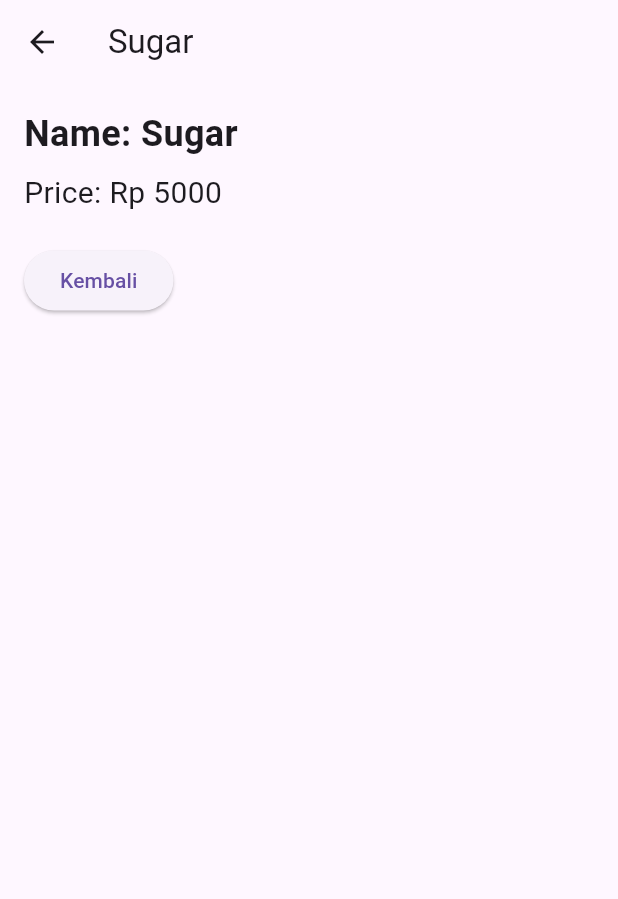
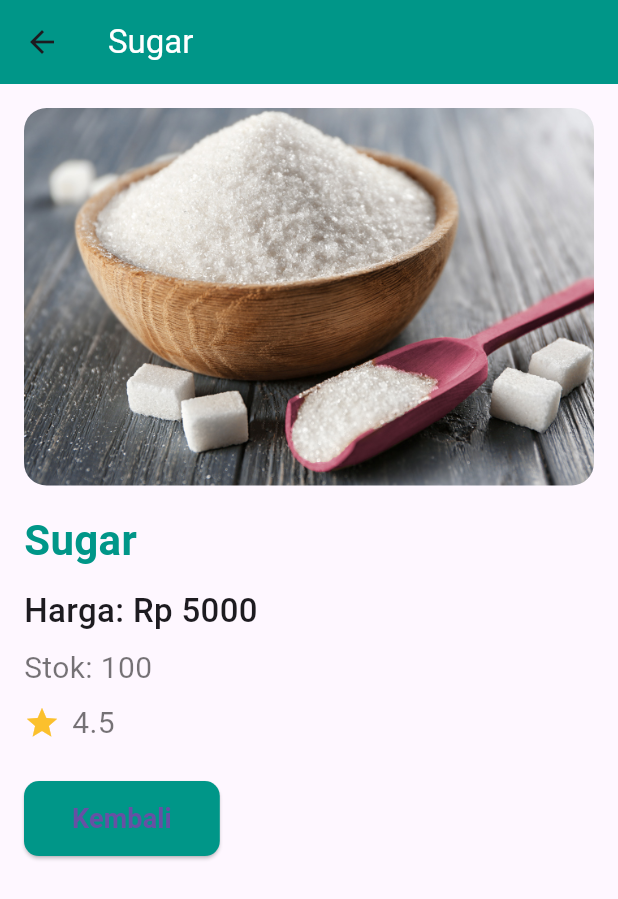
Before and after one commit to ArifPrasojo/Mobile, a Flutter app: the screen it shows after launch, after a tap on "Sugar", on a phone screen of 412 x 824 dp. Shown: the top 899 px of the screen. Run offline on Flutter 3.47's test engine with Material 3 defaults, Android fonts, the light colour scheme and no system bars.

Commit message:
Tugas Praktikum 2 - Praktikum 5 - P6

```diff
--- a/p6_shopping/lib/models/item.dart
+++ b/p6_shopping/lib/models/item.dart
@@ -1,9 +1,19 @@
 class Item {
   final String name;
   final int price;
-  Item({required this.name, required this.price});
+  final String imageUrl;
+  final int stock;
+  final double rating;
+
+  Item({
+    required this.name,
+    required this.price,
+    required this.imageUrl,
+    required this.stock,
+    required this.rating,});
+
   @override
   String toString() {
-    return 'Item(name: $name, price: $price)';
+    return 'Item(name: $name, price: $price, stock: $stock, rating: $rating)';
   }
 }
--- a/p6_shopping/lib/pages/home_page.dart
+++ b/p6_shopping/lib/pages/home_page.dart
@@ -1,47 +1,119 @@
 import 'package:p6_shopping/models/item.dart';
 import 'package:flutter/material.dart';
+
 class HomePage extends StatelessWidget {
   final List<Item> items = [
-    Item(name: 'Sugar', price: 5000),
-    Item(name: 'Salt', price: 2000),
+    Item(name: 'Sugar', price: 5000, imageUrl: 'assets/images/gula.jpg', stock: 100, rating: 4.5),
+    Item(name: 'Salt', price: 2000, imageUrl: 'assets/images/garam.jpg', stock: 50, rating: 4.0),
   ];
+
   @override
   Widget build(BuildContext context) {
     return Scaffold(
       appBar: AppBar(
-        title: const Text('Shopping List'),
+        backgroundColor: Colors.teal, // Mengubah warna AppBar
+        title: const Text('Daftar Barang Belanja', style: TextStyle(color: Colors.white)),
       ),
-      body: Container(
-        margin: const EdgeInsets.all(8),
-        child: ListView.builder(
+      body: Column(
+        children: [
+          Expanded(
+            child: GridView.builder(
               padding: const EdgeInsets.all(8),
+              gridDelegate: const SliverGridDelegateWithFixedCrossAxisCount(
+                crossAxisCount: 2,
+                crossAxisSpacing: 8,
+                mainAxisSpacing: 8,
+                childAspectRatio: 0.75, // Mengubah aspek rasio untuk proporsi lebih tinggi
+              ),
               itemCount: items.length,
               itemBuilder: (context, index) {
                 final item = items[index];
                 return InkWell(
                   onTap: () {
-                Navigator.pushNamed(context, '/item', arguments: item,);
+                    Navigator.pushNamed(
+                      context,
+                      '/item',
+                      arguments: item,
+                    );
                   },
                   child: Card(
-                child: Container(
-                  margin: const EdgeInsets.all(8),
+                    elevation: 4, // Menambahkan bayangan pada kartu
+                    shape: RoundedRectangleBorder(
+                      borderRadius: BorderRadius.circular(15), // Menambahkan sudut melengkung
+                    ),
+                    child: Column(
+                      crossAxisAlignment: CrossAxisAlignment.start, // Align content ke kiri
+                      children: [
+                        Hero(
+                          tag: item.name,
+                          child: ClipRRect(
+                            borderRadius: const BorderRadius.vertical(top: Radius.circular(15)), // Melengkungkan gambar
+                            child: Image.asset(item.imageUrl, fit: BoxFit.cover, height: 120, width: double.infinity),
+                          ),
+                        ),
+                        Padding(
+                          padding: const EdgeInsets.all(8.0),
+                          child: Text(
+                            item.name,
+                            style: const TextStyle(
+                              fontWeight: FontWeight.bold,
+                              fontSize: 16,
+                            ),
+                          ),
+                        ),
+                        Padding(
+                          padding: const EdgeInsets.symmetric(horizontal: 8),
+                          child: Text(
+                            'Rp ${item.price}',
+                            style: const TextStyle(
+                              color: Colors.teal,
+                              fontWeight: FontWeight.bold,
+                              fontSize: 14,
+                            ),
+                          ),
+                        ),
+                        Padding(
+                          padding: const EdgeInsets.symmetric(horizontal: 8, vertical: 4),
+                          child: Text(
+                            'Stok: ${item.stock}',
+                            style: const TextStyle(color: Colors.black54, fontSize: 12),
+                          ),
+                        ),
+                        Padding(
+                          padding: const EdgeInsets.symmetric(horizontal: 8),
                           child: Row(
                             children: [
-                      Expanded(child: Text(item.name)),
-                      Expanded(
-                        child: Text(
-                          'Rp ${item.price}',
-                          textAlign: TextAlign.end,
+                              Icon(Icons.star, color: Colors.yellow[700], size: 16),
+                              const SizedBox(width: 4),
+                              Text(
+                                '${item.rating}',
+                                style: const TextStyle(color: Colors.black54, fontSize: 12),
+                              ),
+                            ],
                           ),
                         ),
                       ],
-                  ),
                     ),
                   ),
                 );
               },
             ),
           ),
+          Container(
+            color: Colors.teal,
+            padding: const EdgeInsets.all(16), // Memperbesar padding
+            child: const Center(
+              child: Text(
+                'Arif Prasojo - NIM: 2241760100',
+                style: TextStyle(
+                  color: Colors.white,
+                  fontWeight: FontWeight.bold, // Membuat teks lebih tebal
+                ),
+              ),
+            ),
+          ),
+        ],
+      ),
     );
   }
 }
--- a/p6_shopping/lib/pages/item_page.dart
+++ b/p6_shopping/lib/pages/item_page.dart
@@ -1,35 +1,69 @@
 import 'package:p6_shopping/models/item.dart';
 import 'package:flutter/material.dart';
+
 class ItemPage extends StatelessWidget {
   @override
   Widget build(BuildContext context) {
-    // Mengambil argumen dari navigasi
     final Item item = ModalRoute.of(context)!.settings.arguments as Item;
     return Scaffold(
       appBar: AppBar(
-        title: Text(item.name),  // Menampilkan nama item di AppBar
+        backgroundColor: Colors.teal, // Mengubah warna AppBar menjadi teal
+        title: Text(item.name, style: const TextStyle(color: Colors.white)),
       ),
       body: Padding(
-        padding: const EdgeInsets.all(16.0),  // Padding untuk konten
+        padding: const EdgeInsets.all(16.0),
         child: Column(
-          crossAxisAlignment: CrossAxisAlignment.start,  // Align ke kiri
+          crossAxisAlignment: CrossAxisAlignment.start,
           children: [
+            Hero(
+              tag: item.name,
+              child: ClipRRect(
+                borderRadius: BorderRadius.circular(15), // Membulatkan gambar
+                child: Image.asset(item.imageUrl, fit: BoxFit.cover, width: double.infinity),
+              ),
+            ),
+            const SizedBox(height: 16),
             Text(
-              'Name: ${item.name}',
-              style: const TextStyle(fontSize: 24, fontWeight: FontWeight.bold),
+              item.name,
+              style: const TextStyle(fontSize: 28, fontWeight: FontWeight.bold, color: Colors.teal),
             ),
-            const SizedBox(height: 8),  // Spacer antara teks
+            const SizedBox(height: 12),
             Text(
-              'Price: Rp ${item.price}',
-              style: const TextStyle(fontSize: 20),
+              'Harga: Rp ${item.price}',
+              style: const TextStyle(fontSize: 22, fontWeight: FontWeight.w500),
             ),
-            const SizedBox(height: 20),  // Spacer tambahan
+            const SizedBox(height: 8),
+            Text(
+              'Stok: ${item.stock}',
+              style: const TextStyle(fontSize: 20, fontWeight: FontWeight.w400, color: Colors.black54),
+            ),
+            const SizedBox(height: 8),
+            Row(
+              children: [
+                Icon(Icons.star, color: Colors.yellow[700], size: 24),
+                const SizedBox(width: 8),
+                Text(
+                  '${item.rating}',
+                  style: const TextStyle(fontSize: 20, color: Colors.black54),
+                ),
+              ],
+            ),
+            const SizedBox(height: 24),
             ElevatedButton(
+              style: ElevatedButton.styleFrom(
+                backgroundColor: Colors.teal, // Mengubah warna button menjadi teal
+                padding: const EdgeInsets.symmetric(horizontal: 32, vertical: 12), // Padding lebih besar
+                shape: RoundedRectangleBorder(
+                  borderRadius: BorderRadius.circular(10), // Membulatkan button
+                ),
+              ),
               onPressed: () {
-                // Aksi ketika tombol ditekan (misalnya kembali ke halaman sebelumnya)
                 Navigator.pop(context);
               },
-              child: const Text('Kembali'),
+              child: const Text(
+                'Kembali',
+                style: TextStyle(fontSize: 18, fontWeight: FontWeight.w600), // Ukuran font lebih besar
+              ),
             ),
           ],
         ),
```
Lines whose indentation alone changed are shown as unchanged.
